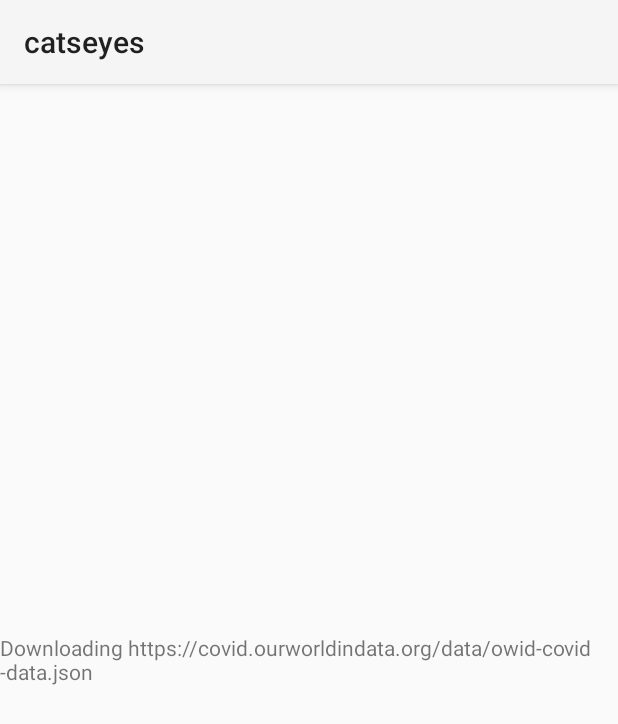
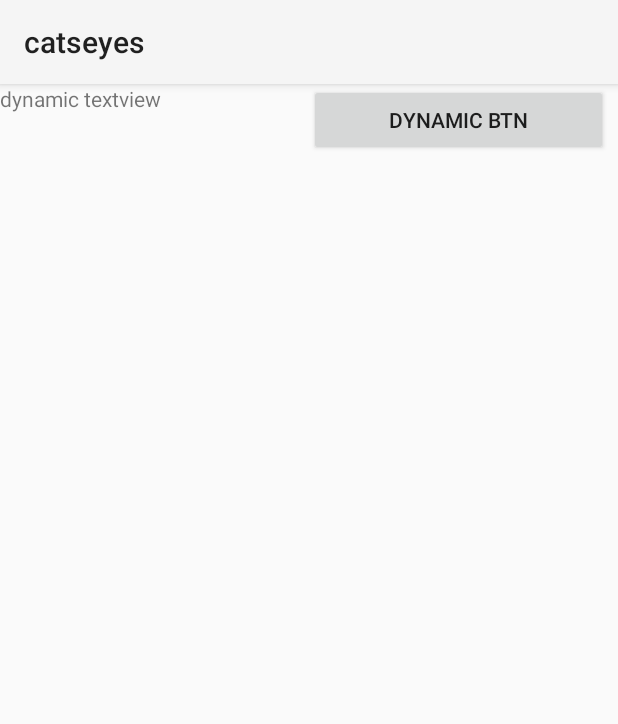
Before and after one commit to Nino-Matassa/catseyes, an Android app: the screen it shows after launch (MainActivity), on a phone screen of 412 x 824 dp. Shown: the top 724 px of the screen. Run offline under Robolectric (Android 15) with nearby library versions, the phone set to English and light mode, and no system bars.

Commit message:
Add dynamic table function

```diff
--- a/app/src/main/java/ie/webware/catseyes/DBStatus.java
+++ /dev/null
@@ -1,27 +0,0 @@
-package ie.webware.catseyes;
-import java.util.*;
-
-interface StatusChangedListener
- {
-  public void onStatusChanged();
- }
-
-public class DBStatus extends Observable
- {
-  private static List<StatusChangedListener> listeners = new ArrayList<StatusChangedListener>();
-  private static String status = null;
-  public static String getStatus() { return status; }
-
-  public static void setStatus(String _status) {
-    status = _status;
-
-    for(StatusChangedListener l : listeners) {
-      l.onStatusChanged();
-     }
-   }
-
-   public static void addStatusListener(StatusChangedListener l) {
-    listeners.add(l);
-   }
-
-  }
--- /dev/null
+++ b/app/src/main/java/ie/webware/catseyes/LayoutTable.java
@@ -0,0 +1,74 @@
+package ie.webware.catseyes;
+
+import android.app.*;
+import android.content.*;
+import android.view.*;
+import android.view.View.*;
+import android.widget.*;
+
+public class LayoutTable {
+ private Context context = null;
+ private long countryId = 0;
+ private TableLayout tableLayout = null;
+
+ public LayoutTable(Context _context, long _countryId) {
+  context = _context;
+  countryId = _countryId;
+
+   ((Activity)context).setContentView(R.layout.table_layout);
+   tableLayout = (TableLayout) ((Activity)context).findViewById(R.id.layoutTable);
+
+  countryFromELV();
+ }
+
+  public void countryFromELV() {
+
+    LinearLayout.LayoutParams tableRowParams = new LinearLayout.LayoutParams(
+     LinearLayout.LayoutParams.MATCH_PARENT,
+     LinearLayout.LayoutParams.WRAP_CONTENT);
+
+    /* create a table row */
+    TableRow tableRow = new TableRow(context);
+    tableRow.setLayoutParams(tableRowParams);
+
+    /* create cell element - textview */
+    TextView tv = new TextView(context);
+    //tv.setBackgroundColor(0xff12dd12);
+    tv.setText("dynamic textview");
+    tv.setOnClickListener(new OnClickListener() {
+       @Override
+       public void onClick(View p1) {
+         Toast.makeText(context, "Cell Clicked", Toast.LENGTH_LONG).show();
+        }
+      });
+    //tv.setVisibility(View.GONE); // hide column
+
+    /* create cell element - button */
+    Button btn = new Button(context);
+    btn.setText("dynamic btn");
+    //btn.setBackgroundColor(0xff12dd12);
+
+    /* set params for cell elements */
+    TableRow.LayoutParams cellParams = new TableRow.LayoutParams(0, TableRow.LayoutParams.MATCH_PARENT);
+    cellParams.weight = 3;
+    tv.setLayoutParams(cellParams);
+    cellParams.weight = 2;
+    cellParams.rightMargin = 10;
+    btn.setLayoutParams(cellParams);
+
+    btn.setOnClickListener(new OnClickListener() {
+
+       @Override
+       public void onClick(View p1) {
+         Toast.makeText(context, "Button Clicked", Toast.LENGTH_LONG).show();
+        }
+      });
+
+    /* add views to the row */
+    tableRow.addView(tv);
+    tableRow.addView(btn);
+
+    /* add the row to the table */
+    tableLayout.addView(tableRow);
+   }
+}
--- a/app/src/main/java/ie/webware/catseyes/MainActivity.java
+++ b/app/src/main/java/ie/webware/catseyes/MainActivity.java
@@ -17,16 +17,9 @@ public class MainActivity extends Activity {
     super.onCreate(savedInstanceState);
     setContentView(R.layout.main);
     view = findViewById(R.id.mainTextID);
-
-    DBStatus.addStatusListener(new StatusChangedListener() {
-       @Override
-       public void onStatusChanged() {
-         view.setText(DBStatus.getStatus());
-        }
-      });
-
-    buildDatabase();
-    //if(Database.isExistingDatabase)
+    new LayoutTable(MainActivity.this, 1);
+    //buildDatabase();
+    //if(Database.isExistingDatabase) // no point until the json url shows a date
     //new ELV(MainActivity.this);
     //new LV(MainActivity.this, new String[]{"Terra"});
     //view = findViewById(R.id.mainTextID);
--- a/app/src/main/java/ie/webware/catseyes/WorldOmeterDatabase.java
+++ b/app/src/main/java/ie/webware/catseyes/WorldOmeterDatabase.java
@@ -17,10 +17,12 @@ public class WorldOmeterDatabase
   private Context context = null;
   ArrayList<String> listOfCountryColumns = new ArrayList<String>(); // complete list of column names
   ArrayList<String> listOfDataColumns = new ArrayList<String>();  // complete list of column names
+  TextView view = null;
 
   public WorldOmeterDatabase(Context _context) throws IOException {
     context = _context;
     db = Database.getInstance(context);
+    view = ((Activity)context).findViewById(R.id.mainTextID);
 
      { // Copy db & json from root to download
       String srcPath = context.getDatabasePath(Constants.dbName).getPath();
@@ -35,16 +37,16 @@ public class WorldOmeterDatabase
     File jsonFile = new File(jsonFilePath);
     // Test code, read timestamp from json url and delete to update
     if(!jsonFile.exists()) {
-      DBStatus.setStatus("Downloading " + Constants.worldOmeterURL);
+      //DBStatus.setStatus("Downloading " + Constants.worldOmeterURL);
       readJSONfromURL();
      }
     if(Database.isExistingDatabase) {
       populateTableColumnNames();
      }
     try {
-      DBStatus.setStatus("Updating Data");
+      //DBStatus.setStatus("Updating Data");
       speedReadJSON();
-      DBStatus.setStatus("Update Complete");
+      //DBStatus.setStatus("Update Complete");
      } catch(Exception e) {
       String s = e.toString();
      }
@@ -97,7 +99,12 @@ public class WorldOmeterDatabase
           row = "";
           countryCode = getCountryCode(line);
           table = Constants.tblCountry;
-           //DBStatus.setStatus("Updating " + countryCode); //Thread exception from here
+           try {
+             //DBStatus.setStatus("Updating " + countryCode); //Thread exception from here
+             //view.setText("Updating " + countryCode);
+           } catch(Exception e) {
+            String s = e.toString();
+           }
          }
         lastDate = setLastDateForThisCountry(countryCode);
         continue;
--- /dev/null
+++ b/app/src/main/res/layout/table_layout.xml
@@ -0,0 +1,6 @@
+<?xml version="1.0" encoding="utf-8"?>
+<TableLayout xmlns:android="http://schemas.android.com/apk/res/android"
+    android:id="@+id/layoutTable"
+    android:layout_width="match_parent"
+    android:layout_height="match_parent">
+</TableLayout>
```
